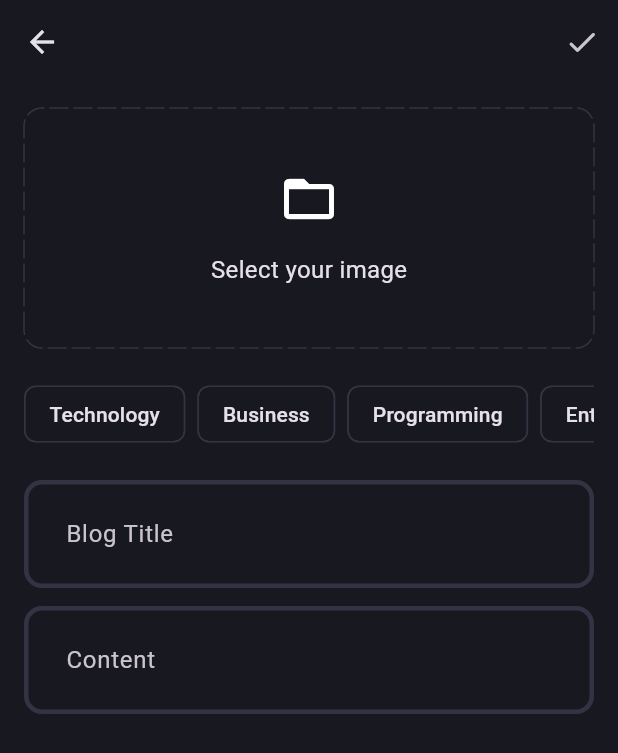
After one commit to Danial-03-dev/blog_app, a Flutter app: the AddNewBlogPage screen opened directly, after a tap on "Select your image", on a phone screen of 412 x 824 dp. The commit adds this screen. Shown: the top 753 px of the screen. Run offline on Flutter 3.47's test engine with Material 3 defaults, Android fonts, the phone set to English and light mode, and no system bars; drawn by our look-alikes of dotted_border; our stand-ins replace flutter_bloc, fpdart, get_it, image_picker, supabase_flutter; accounts and stored records are empty.

Commit message:
feat: add ui for create new blog page

```diff
--- /dev/null
+++ b/lib/core/common/widgets/custom_scroll_config.dart
@@ -0,0 +1,23 @@
+import 'dart:ui';
+
+import 'package:flutter/material.dart';
+
+class CustomScrollConfig extends StatelessWidget {
+  final Widget child;
+  const CustomScrollConfig({super.key, required this.child});
+
+  @override
+  Widget build(BuildContext context) {
+    return ScrollConfiguration(
+      behavior: ScrollConfiguration.of(context).copyWith(
+        dragDevices: {
+          PointerDeviceKind.touch,
+          PointerDeviceKind.mouse,
+          PointerDeviceKind.stylus,
+          PointerDeviceKind.unknown,
+        },
+      ),
+      child: child,
+    );
+  }
+}
--- a/lib/core/theme/theme.dart
+++ b/lib/core/theme/theme.dart
@@ -15,5 +15,9 @@ class AppTheme {
       enabledBorder: _border(),
       focusedBorder: _border(AppPallete.gradient2),
     ),
+    chipTheme: ChipThemeData(
+      color: WidgetStatePropertyAll(AppPallete.backgroundColor),
+      side: BorderSide.none,
+    ),
   );
 }
--- /dev/null
+++ b/lib/core/utils/pick_image.dart
@@ -0,0 +1,15 @@
+import 'dart:typed_data';
+
+import 'package:image_picker/image_picker.dart';
+
+Future<Uint8List?> pickImage() async {
+  try {
+    final xfile = await ImagePicker().pickImage(source: ImageSource.gallery);
+
+    if (xfile == null) return null;
+
+    return await xfile.readAsBytes();
+  } catch (_) {
+    return null;
+  }
+}
--- /dev/null
+++ b/lib/features/blog/presentation/pages/add_new_blog_page.dart
@@ -0,0 +1,87 @@
+import 'package:blog_app/core/common/widgets/custom_scroll_config.dart';
+import 'package:blog_app/core/utils/pick_image.dart';
+import 'package:blog_app/features/blog/presentation/widgets/appbars/add_new_blog_page_appbar.dart';
+import 'package:blog_app/features/blog/presentation/widgets/inputs/blog_editor.dart';
+import 'package:blog_app/features/blog/presentation/widgets/lists/blog_category_list.dart';
+import 'package:blog_app/features/blog/presentation/widgets/select_img_box.dart';
+import 'package:flutter/material.dart';
+import 'package:flutter/services.dart';
+
+class AddNewBlogPage extends StatefulWidget {
+  static route() =>
+      MaterialPageRoute(builder: (context) => const AddNewBlogPage());
+  const AddNewBlogPage({super.key});
+
+  @override
+  State<AddNewBlogPage> createState() => _AddNewBlogPageState();
+}
+
+class _AddNewBlogPageState extends State<AddNewBlogPage> {
+  final titleController = TextEditingController();
+  final contentController = TextEditingController();
+  List<String> selectedTopics = [];
+  Uint8List? selectedImage;
+
+  void handleCategorySelect(String category) {
+    setState(() {
+      if (selectedTopics.contains(category)) {
+        selectedTopics.remove(category);
+      } else {
+        selectedTopics.add(category);
+      }
+    });
+  }
+
+  void selectImage() async {
+    final pickedImage = await pickImage();
+
+    setState(() {
+      selectedImage = pickedImage;
+    });
+  }
+
+  @override
+  void dispose() {
+    super.dispose();
+
+    titleController.dispose();
+    contentController.dispose();
+  }
+
+  @override
+  Widget build(BuildContext context) {
+    return Scaffold(
+      appBar: AddNewBlogPageAppBar(),
+      body: CustomScrollConfig(
+        child: SingleChildScrollView(
+          child: Padding(
+            padding: const EdgeInsets.all(16),
+            child: Column(
+              spacing: 20,
+              children: [
+                SelectImgBox(onTap: selectImage, image: selectedImage),
+                BlogCategoryList(
+                  selectedTopics: selectedTopics,
+                  handleCategorySelect: handleCategorySelect,
+                ),
+                Column(
+                  spacing: 12,
+                  children: [
+                    BlogEditor(
+                      controller: titleController,
+                      hintText: 'Blog Title',
+                    ),
+                    BlogEditor(
+                      controller: contentController,
+                      hintText: 'Content',
+                    ),
+                  ],
+                ),
+              ],
+            ),
+          ),
+        ),
+      ),
+    );
+  }
+}
--- /dev/null
+++ b/lib/features/blog/presentation/pages/blog_page.dart
@@ -0,0 +1,11 @@
+import 'package:blog_app/features/blog/presentation/widgets/appbars/blog_page_appbar.dart';
+import 'package:flutter/material.dart';
+
+class BlogPage extends StatelessWidget {
+  const BlogPage({super.key});
+
+  @override
+  Widget build(BuildContext context) {
+    return const Scaffold(appBar: BlogPageAppBar());
+  }
+}
--- /dev/null
+++ b/lib/features/blog/presentation/widgets/appbars/add_new_blog_page_appbar.dart
@@ -0,0 +1,16 @@
+import 'package:flutter/material.dart';
+
+class AddNewBlogPageAppBar extends StatelessWidget
+    implements PreferredSizeWidget {
+  const AddNewBlogPageAppBar({super.key});
+
+  @override
+  Widget build(BuildContext context) {
+    return AppBar(
+      actions: [IconButton(onPressed: () {}, icon: Icon(Icons.done_rounded))],
+    );
+  }
+
+  @override
+  Size get preferredSize => const Size.fromHeight(kToolbarHeight);
+}
--- /dev/null
+++ b/lib/features/blog/presentation/widgets/appbars/blog_page_appbar.dart
@@ -0,0 +1,26 @@
+import 'package:blog_app/features/blog/presentation/pages/add_new_blog_page.dart';
+import 'package:flutter/material.dart';
+
+class BlogPageAppBar extends StatelessWidget implements PreferredSizeWidget {
+  const BlogPageAppBar({super.key});
+
+  @override
+  Widget build(BuildContext context) {
+    void handleAddBlog() {
+      Navigator.push(context, AddNewBlogPage.route());
+    }
+
+    return AppBar(
+      title: const Text('Blog App'),
+      actions: [
+        IconButton(
+          onPressed: handleAddBlog,
+          icon: const Icon(Icons.add_circle_outline),
+        ),
+      ],
+    );
+  }
+
+  @override
+  Size get preferredSize => const Size.fromHeight(kToolbarHeight);
+}
--- /dev/null
+++ b/lib/features/blog/presentation/widgets/blog_category_chip.dart
@@ -0,0 +1,33 @@
+import 'package:blog_app/core/theme/app_pallete.dart';
+import 'package:flutter/material.dart';
+
+class BlogCategoryChip extends StatelessWidget {
+  final String label;
+  final VoidCallback? onPressed;
+  final bool isActive;
+
+  const BlogCategoryChip({
+    super.key,
+    required this.label,
+    this.onPressed,
+    this.isActive = false,
+  });
+
+  @override
+  Widget build(BuildContext context) {
+    final chipColor = isActive
+        ? AppPallete.gradient1
+        : AppPallete.backgroundColor;
+
+    final chipBorderColor = isActive
+        ? AppPallete.transparentColor
+        : AppPallete.borderColor;
+
+    return ActionChip(
+      label: Text(label),
+      side: BorderSide(color: chipBorderColor),
+      color: WidgetStatePropertyAll(chipColor),
+      onPressed: onPressed,
+    );
+  }
+}
--- /dev/null
+++ b/lib/features/blog/presentation/widgets/inputs/blog_editor.dart
@@ -0,0 +1,21 @@
+import 'package:flutter/material.dart';
+
+class BlogEditor extends StatelessWidget {
+  final TextEditingController controller;
+  final String hintText;
+
+  const BlogEditor({
+    super.key,
+    required this.controller,
+    required this.hintText,
+  });
+
+  @override
+  Widget build(BuildContext context) {
+    return TextFormField(
+      controller: controller,
+      decoration: InputDecoration(hintText: hintText),
+      maxLines: null,
+    );
+  }
+}
--- /dev/null
+++ b/lib/features/blog/presentation/widgets/lists/blog_category_list.dart
@@ -0,0 +1,41 @@
+import 'package:blog_app/features/blog/presentation/widgets/blog_category_chip.dart';
+import 'package:flutter/material.dart';
+
+class BlogCategoryList extends StatelessWidget {
+  final List<String> selectedTopics;
+  final void Function(String)? handleCategorySelect;
+  const BlogCategoryList({
+    super.key,
+    required this.selectedTopics,
+    this.handleCategorySelect,
+  });
+
+  @override
+  Widget build(BuildContext context) {
+    final categoryList = [
+      'Technology',
+      'Business',
+      'Programming',
+      'Entertainment',
+    ];
+
+    return SingleChildScrollView(
+      scrollDirection: Axis.horizontal,
+      child: Row(
+        spacing: 8,
+        children: categoryList
+            .map(
+              (category) => BlogCategoryChip(
+                label: category,
+                onPressed: () {
+                  if (handleCategorySelect == null) return;
+                  handleCategorySelect!(category);
+                },
+                isActive: selectedTopics.contains(category),
+              ),
+            )
+            .toList(),
+      ),
+    );
+  }
+}
--- /dev/null
+++ b/lib/features/blog/presentation/widgets/select_img_box.dart
@@ -0,0 +1,50 @@
+import 'dart:typed_data';
+
+import 'package:blog_app/core/theme/app_pallete.dart';
+import 'package:dotted_border/dotted_border.dart';
+import 'package:flutter/material.dart';
+
+class SelectImgBox extends StatelessWidget {
+  final VoidCallback? onTap;
+  final Uint8List? image;
+
+  const SelectImgBox({super.key, this.onTap, this.image});
+
+  @override
+  Widget build(BuildContext context) {
+    const double borderRadius = 12;
+
+    return Semantics(
+      button: true,
+      label: 'Select your image',
+      child: InkWell(
+        onTap: onTap,
+        child: DottedBorder(
+          options: RoundedRectDottedBorderOptions(
+            color: AppPallete.borderColor,
+            dashPattern: [12, 4],
+            radius: Radius.circular(borderRadius),
+            strokeCap: StrokeCap.round,
+          ),
+          child: SizedBox(
+            height: 156,
+            width: double.infinity,
+            child: image != null
+                ? ClipRRect(
+                    borderRadius: BorderRadius.circular(borderRadius),
+                    child: Image.memory(image!, fit: BoxFit.cover),
+                  )
+                : const Column(
+                    mainAxisAlignment: MainAxisAlignment.center,
+                    spacing: 16,
+                    children: [
+                      Icon(Icons.folder_open, size: 40),
+                      Text('Select your image', style: TextStyle(fontSize: 16)),
+                    ],
+                  ),
+          ),
+        ),
+      ),
+    );
+  }
+}
--- a/lib/main.dart
+++ b/lib/main.dart
@@ -2,6 +2,7 @@ import 'package:blog_app/core/common/cubits/app_user_cubit/app_user_cubit.dart';
 import 'package:blog_app/core/theme/theme.dart';
 import 'package:blog_app/features/auth/presentation/bloc/auth_bloc/auth_bloc.dart';
 import 'package:blog_app/features/auth/presentation/pages/login_page.dart';
+import 'package:blog_app/features/blog/presentation/pages/blog_page.dart';
 import 'package:blog_app/init_dependencies.dart';
 import 'package:flutter/material.dart';
 import 'package:flutter_bloc/flutter_bloc.dart';
@@ -46,7 +47,7 @@ class _MyAppState extends State<MyApp> {
         selector: (state) => state is AppUserLoggedInState,
         builder: (context, isLoggedIn) {
           if (isLoggedIn) {
-            return const Scaffold(body: Center(child: Text('Logged In')));
+            return const BlogPage();
           }
           return const LoginPage();
         },
--- a/pubspec.yaml
+++ b/pubspec.yaml
@@ -38,6 +38,8 @@ dependencies:
   supabase_flutter: ^2.10.3
   flutter_bloc: ^9.1.1
   get_it: ^9.1.0
+  dotted_border: ^3.1.0
+  image_picker: ^1.2.1
 
 dev_dependencies:
   flutter_test:
```
Also changed, not shown: pubspec.lock, 7 other files.
